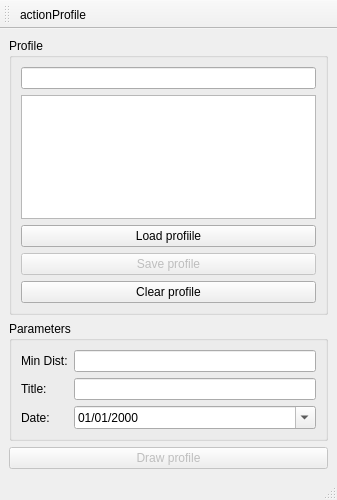
This is ui/profile.ui in Giswater/giswater_qgis_plugin as Qt 5 draws it before an edit. The edited form follows.
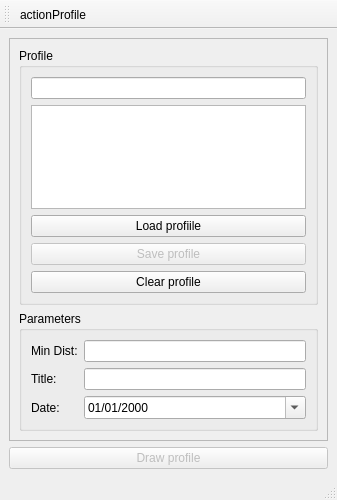
This is the edited form. Icons and pictures are not drawn.

Commit message: Enhancement: add scroll bar into docker forms and some improvements on mincut form

The edit to the form file:
```diff
--- a/ui/profile.ui
+++ b/ui/profile.ui
@@ -16,45 +16,21 @@
   <widget class="QWidget" name="centralwidget">
    <layout class="QVBoxLayout" name="verticalLayout">
     <item>
-     <widget class="QGroupBox" name="grb_profile">
-      <property name="title">
-       <string>Profile</string>
+     <widget class="QScrollArea" name="scrollArea">
+      <property name="widgetResizable">
+       <bool>true</bool>
       </property>
-      <layout class="QGridLayout" name="gridLayout_2">
-       <item row="4" column="0" colspan="2">
-        <widget class="QPushButton" name="btn_clear_profile">
-         <property name="text">
-          <string>Clear profile</string>
-         </property>
-        </widget>
-       </item>
-       <item row="0" column="0" colspan="2">
-        <widget class="QLineEdit" name="txt_profile_id"/>
-       </item>
-       <item row="3" column="0" colspan="2">
-        <widget class="QPushButton" name="btn_save_profile">
-         <property name="enabled">
-          <bool>false</bool>
-         </property>
-         <property name="text">
-          <string>Save profile</string>
-         </property>
-        </widget>
-       </item>
-       <item row="1" column="0" colspan="2">
-        <widget class="QListWidget" name="tbl_list_arc"/>
-       </item>
-       <item row="2" column="0" colspan="2">
-        <widget class="QPushButton" name="btn_load_profile">
-         <property name="text">
-          <string>Load profiile</string>
-         </property>
-        </widget>
-       </item>
-      </layout>
-     </widget>
-    </item>
-    <item>
+      <widget class="QWidget" name="scrollAreaWidgetContents">
+       <property name="geometry">
+        <rect>
+         <x>0</x>
+         <y>0</y>
+         <width>317</width>
+         <height>403</height>
+        </rect>
+       </property>
+       <layout class="QGridLayout" name="gridLayout">
+        <item row="1" column="0">
      <widget class="QGroupBox" name="grb_composer">
       <property name="title">
        <string>Parameters</string>
@@ -104,6 +80,49 @@
       </layout>
      </widget>
     </item>
+        <item row="0" column="0">
+         <widget class="QGroupBox" name="grb_profile">
+          <property name="title">
+           <string>Profile</string>
+          </property>
+          <layout class="QGridLayout" name="gridLayout_2">
+           <item row="4" column="0" colspan="2">
+            <widget class="QPushButton" name="btn_clear_profile">
+             <property name="text">
+              <string>Clear profile</string>
+             </property>
+            </widget>
+           </item>
+           <item row="0" column="0" colspan="2">
+            <widget class="QLineEdit" name="txt_profile_id"/>
+           </item>
+           <item row="3" column="0" colspan="2">
+            <widget class="QPushButton" name="btn_save_profile">
+             <property name="enabled">
+              <bool>false</bool>
+             </property>
+             <property name="text">
+              <string>Save profile</string>
+             </property>
+            </widget>
+           </item>
+           <item row="1" column="0" colspan="2">
+            <widget class="QListWidget" name="tbl_list_arc"/>
+           </item>
+           <item row="2" column="0" colspan="2">
+            <widget class="QPushButton" name="btn_load_profile">
+             <property name="text">
+              <string>Load profiile</string>
+             </property>
+            </widget>
+           </item>
+          </layout>
+         </widget>
+        </item>
+       </layout>
+      </widget>
+     </widget>
+    </item>
     <item>
      <widget class="QPushButton" name="btn_draw_profile">
       <property name="enabled">
```
Left out of the diff: 2 changed lines with no effect on the pictures. Lines whose indentation alone changed are shown as unchanged. The commit also changes 5 other files.
